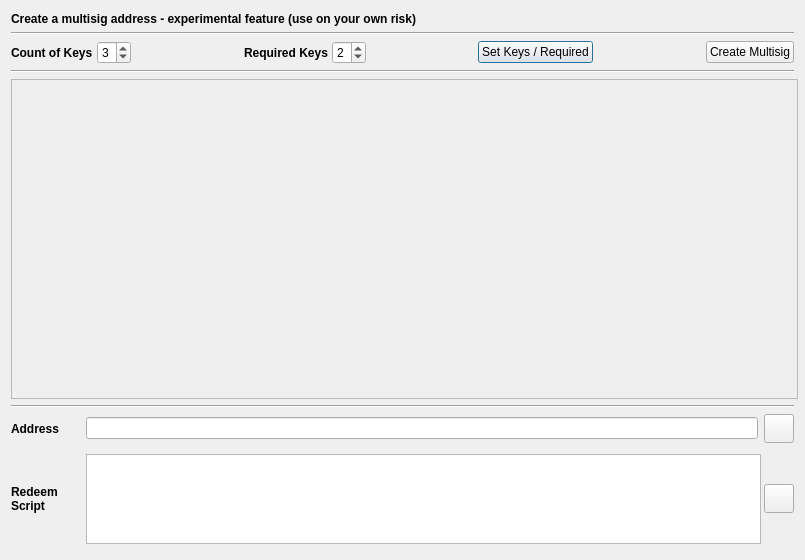
Above: src/qt/forms/multisigdialog.ui from Sandokaaan/Earthcoin before the change. Below: the same form after it.
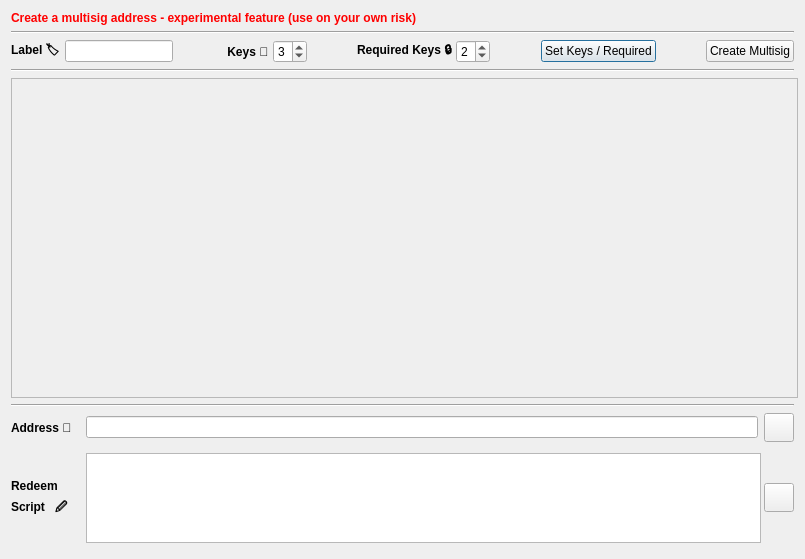
That is the form after the change. Icons and pictures are not drawn.

```diff
--- a/src/qt/forms/multisigdialog.ui
+++ b/src/qt/forms/multisigdialog.ui
@@ -7,7 +7,7 @@
     <x>0</x>
     <y>0</y>
     <width>805</width>
-    <height>560</height>
+    <height>557</height>
    </rect>
   </property>
   <property name="minimumSize">
@@ -27,7 +27,50 @@
   </property>
   <layout class="QVBoxLayout" name="verticalLayout">
    <item>
-    <widget class="QLabel" name="label">
+    <widget class="QLabel" name="riskLB">
+     <property name="maximumSize">
+      <size>
+       <width>16777215</width>
+       <height>20</height>
+      </size>
+     </property>
+     <property name="palette">
+      <palette>
+       <active>
+        <colorrole role="WindowText">
+         <brush brushstyle="SolidPattern">
+          <color alpha="255">
+           <red>255</red>
+           <green>0</green>
+           <blue>0</blue>
+          </color>
+         </brush>
+        </colorrole>
+       </active>
+       <inactive>
+        <colorrole role="WindowText">
+         <brush brushstyle="SolidPattern">
+          <color alpha="255">
+           <red>255</red>
+           <green>0</green>
+           <blue>0</blue>
+          </color>
+         </brush>
+        </colorrole>
+       </inactive>
+       <disabled>
+        <colorrole role="WindowText">
+         <brush brushstyle="SolidPattern">
+          <color alpha="255">
+           <red>120</red>
+           <green>120</green>
+           <blue>120</blue>
+          </color>
+         </brush>
+        </colorrole>
+       </disabled>
+      </palette>
+     </property>
      <property name="font">
       <font>
        <weight>75</weight>
@@ -51,6 +94,39 @@
      <property name="spacing">
       <number>4</number>
      </property>
+     <item>
+      <widget class="QLabel" name="labelLabel">
+       <property name="font">
+        <font>
+         <weight>75</weight>
+         <bold>true</bold>
+        </font>
+       </property>
+       <property name="text">
+        <string>Label 🏷</string>
+       </property>
+      </widget>
+     </item>
+     <item>
+      <widget class="QLineEdit" name="lineEditLabel">
+       <property name="toolTip">
+        <string>A label for the multisig account (optional). If not set, a random label will be generated. </string>
+       </property>
+      </widget>
+     </item>
+     <item>
+      <spacer name="horizontalSpacer_4">
+       <property name="orientation">
+        <enum>Qt::Horizontal</enum>
+       </property>
+       <property name="sizeHint" stdset="0">
+        <size>
+         <width>40</width>
+         <height>20</height>
+        </size>
+       </property>
+      </spacer>
+     </item>
      <item>
       <widget class="QLabel" name="labelKeys">
        <property name="font">
@@ -60,7 +136,7 @@
         </font>
        </property>
        <property name="text">
-        <string>Count of Keys</string>
+        <string> Keys 🔑</string>
        </property>
       </widget>
      </item>
@@ -99,7 +175,7 @@
         </font>
        </property>
        <property name="text">
-        <string>Required Keys</string>
+        <string>Required Keys 🔒</string>
        </property>
       </widget>
      </item>
@@ -256,6 +332,12 @@
          <height>90</height>
         </size>
        </property>
+       <property name="toolTip">
+        <string>Multisig redeem script. Please, backup it on a safe place. Without the redeem script the funds received to a multisig address cannot be spent.</string>
+       </property>
+       <property name="readOnly">
+        <bool>true</bool>
+       </property>
       </widget>
      </item>
      <item row="0" column="0">
@@ -267,7 +349,7 @@
         </font>
        </property>
        <property name="text">
-        <string>Address</string>
+        <string>Address 👛</string>
        </property>
       </widget>
      </item>
@@ -292,7 +374,7 @@
         </font>
        </property>
        <property name="text">
-        <string>Redeem Script</string>
+        <string>Redeem Script   🖉</string>
        </property>
        <property name="wordWrap">
         <bool>true</bool>
```
Left out of the diff: 15 changed lines with no effect on the pictures.
